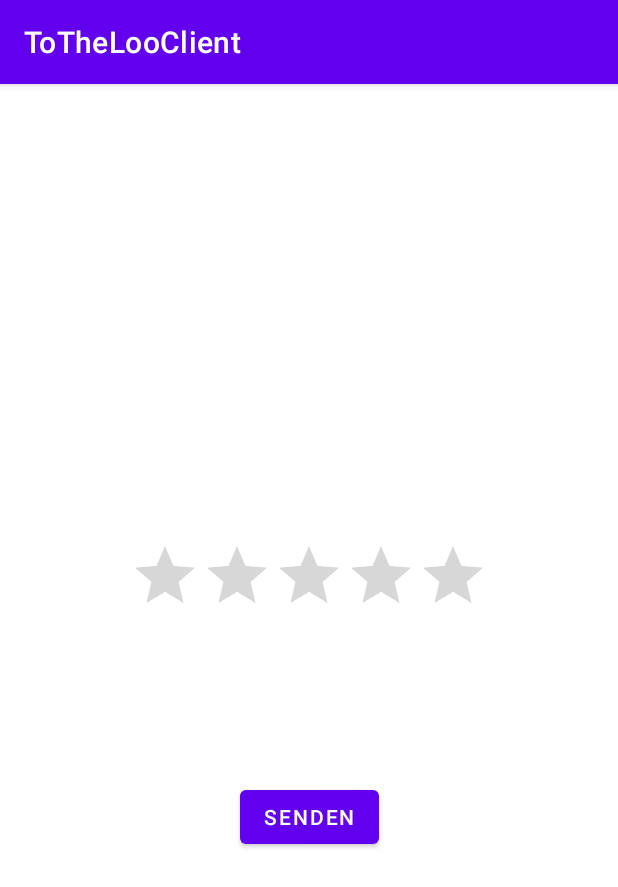
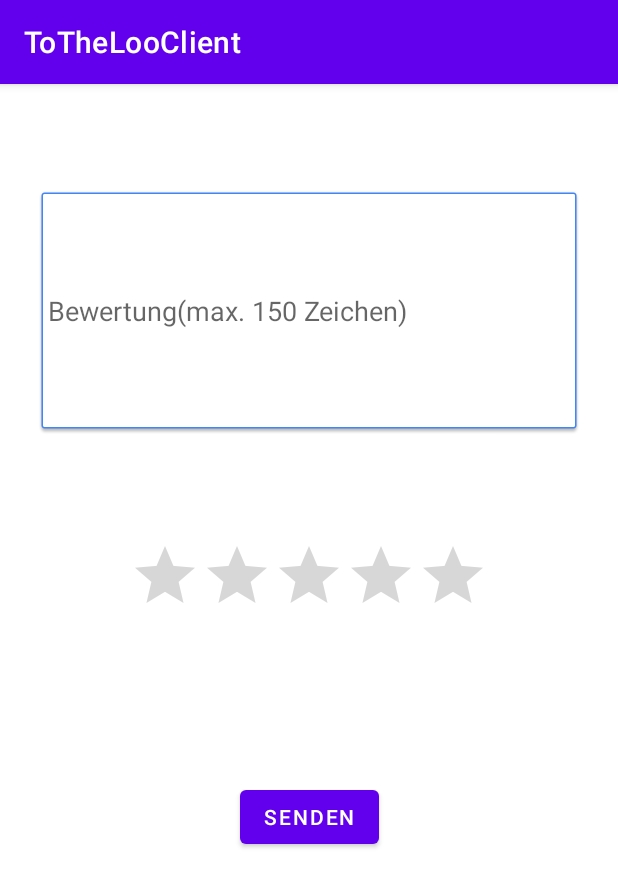
Before and after one commit to PatrickMohr/totheloo, an Android app: the MainActivity2 screen opened directly, with no data from a screen before it, on a phone screen of 412 x 824 dp. Shown: the top 887 px of the screen. Run offline under Robolectric (Android 15) with nearby library versions, the light colour scheme and no system bars.

Commit message:
Bewertungsactivity um Eingabefeld für Review erweitert sowie Buttonreaktion MainActivity2.java und activity_main2.xml aktualisiert

```diff
--- a/ToTheLooClient/ToTheLooClient/app/src/main/java/com/example/tothelooclient/MainActivity2.java
+++ b/ToTheLooClient/ToTheLooClient/app/src/main/java/com/example/tothelooclient/MainActivity2.java
@@ -5,7 +5,10 @@ import androidx.appcompat.app.AppCompatActivity;
 import android.content.Intent;
 import android.os.Bundle;
 import android.view.View;
+import android.widget.Button;
 import android.widget.ImageButton;
+import android.widget.RatingBar;
+import android.widget.TextView;
 
 public class MainActivity2 extends AppCompatActivity {
 
@@ -15,6 +18,17 @@ public class MainActivity2 extends AppCompatActivity {
         super.onCreate(savedInstanceState);
         setContentView(R.layout.activity_main2);
 
+        final RatingBar ratingBar2 = (RatingBar) findViewById(R.id.ratingBar2);
+        Button sendeButton = (Button) findViewById(R.id.sendeButton);
+        final TextView textviewSendRating = (TextView) findViewById(R.id.textViewSendRating);
+
+        sendeButton.setOnClickListener(new View.OnClickListener() {
+            @Override
+            public void onClick(View v) {
+                textviewSendRating.setText("Bewertung abgeschickt!");
+            }
+        });
+
 
     }
 }
--- a/ToTheLooClient/ToTheLooClient/app/src/main/res/layout/activity_main2.xml
+++ b/ToTheLooClient/ToTheLooClient/app/src/main/res/layout/activity_main2.xml
@@ -46,4 +46,25 @@
         app:layout_constraintHorizontal_bias="0.0"
         app:layout_constraintStart_toStartOf="parent"
         app:layout_constraintTop_toBottomOf="@+id/sendeButton" />
+
+    <EditText
+        android:id="@+id/editTextTextPersonName"
+        android:layout_width="365dp"
+        android:layout_height="166dp"
+        android:layout_marginStart="20dp"
+        android:layout_marginTop="68dp"
+        android:layout_marginEnd="20dp"
+        android:background="@drawable/common_google_signin_btn_icon_dark_normal_background"
+        android:ems="30"
+        android:hint="Bewertung(max. 150 Zeichen)"
+
+        android:inputType="textMultiLine"
+        android:maxLength="150"
+        android:visibility="visible"
+        app:layout_constraintEnd_toEndOf="parent"
+        app:layout_constraintStart_toStartOf="parent"
+        app:layout_constraintTop_toTopOf="parent"
+
+        />
+
 </androidx.constraintlayout.widget.ConstraintLayout>
```
